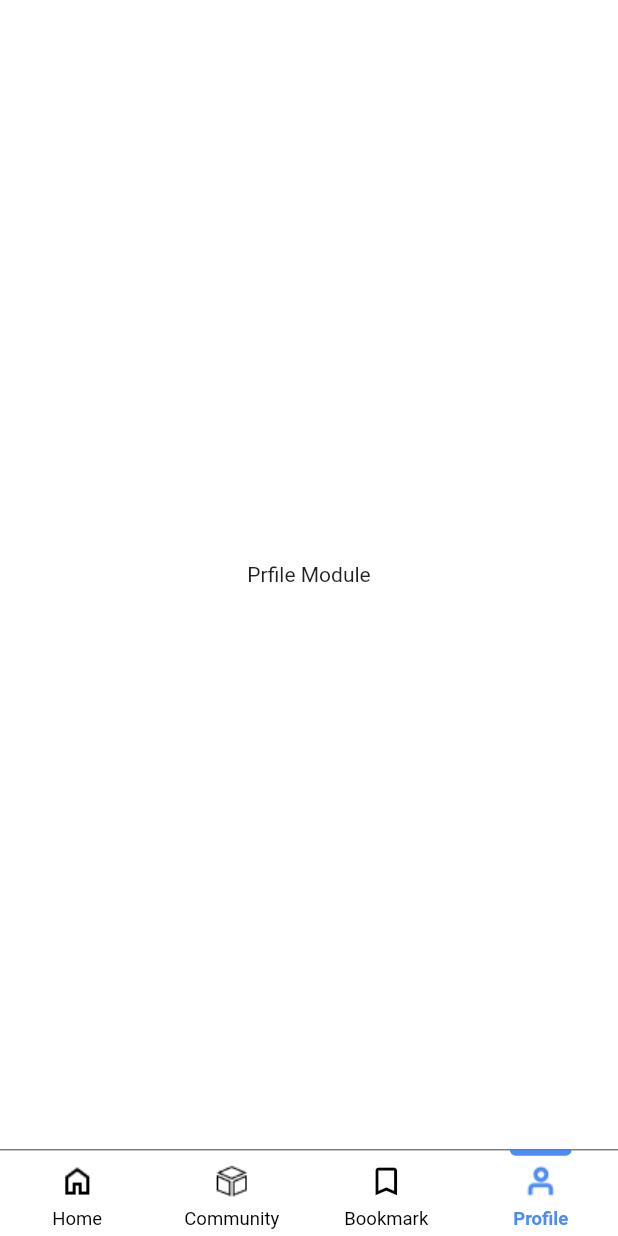
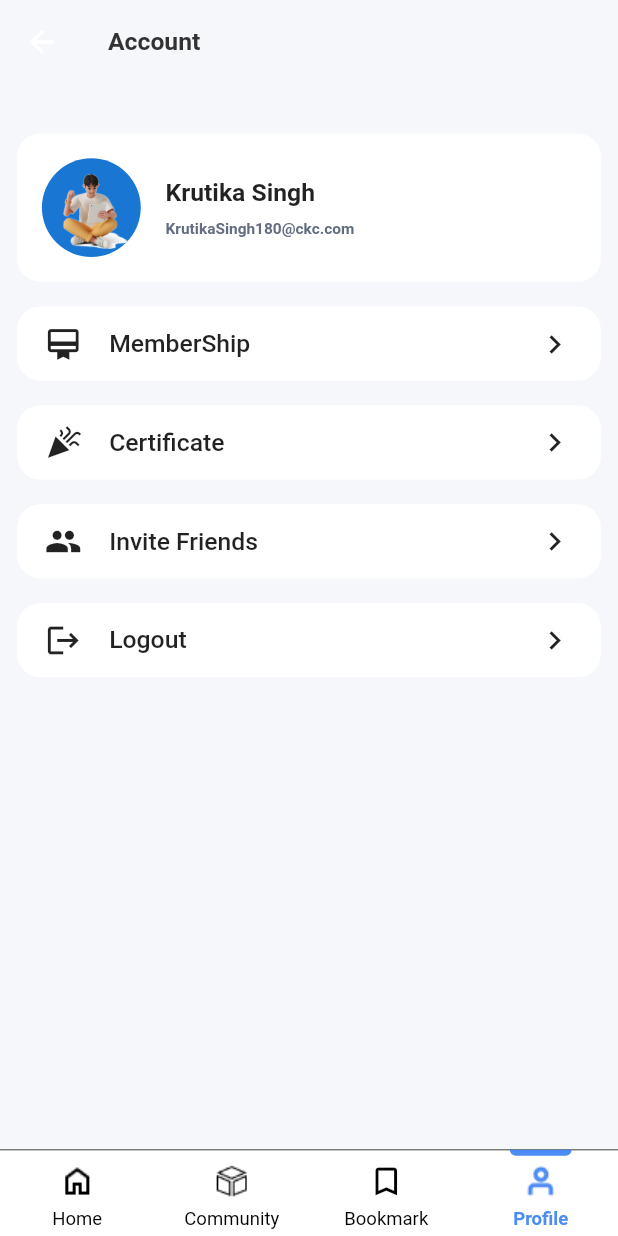
Before and after one commit to prajai1803/cyberking_capitals, a Flutter app: the AppBaseScreen screen opened by its route, item 4 of the bottom bar chosen, on a phone screen of 412 x 824 dp. Run offline on Flutter 3.47's test engine with Material 3 defaults, Android fonts, the phone set to English and light mode, and no system bars; our stand-ins replace firebase_auth, firebase_core, flutter_screenutil, flutter_spinkit, get, get_storage and 1 more; accounts and stored records are empty; Roboto replaces fonts that are missing (PJS).

Commit message:
profile design

```diff
--- a/lib/app/core/colors/app_color.dart
+++ b/lib/app/core/colors/app_color.dart
@@ -8,5 +8,6 @@ class AppColors {
   static const textRed = Color(0xeFF04F5F);
   static const textBlack = Color(0xeF252525);
   static const textBlack2 = Color(0xeF525252);
+  static const textBlack3 = Color(0xeF586377);
   static const textField = Color(0xeF9B9BAF);
 }
--- a/lib/app/modules/authentication/controller.dart
+++ b/lib/app/modules/authentication/controller.dart
@@ -50,7 +50,6 @@ class AuthController extends GetxController {
           await _authRepositry.signInWithGoogle(auth);
 
       if (userCredential != null) {
-        if (userCredential.additionalUserInfo!.isNewUser) {
         UserModel userModel = UserModel(
           email: userCredential.user!.email,
           displayName: userCredential.user!.displayName,
@@ -66,9 +65,8 @@ class AuthController extends GetxController {
           SessionDB().setAuthStatus(true);
           SessionDB().setToken(token);
           StorageProvider().writeUserModel(userModel);
+          Get.back();
           Get.offAndToNamed(AppRoute.appBase);
-          }
-          Get.back();
         }
       }
     } on FirebaseAuthException catch (e) {
--- a/lib/app/modules/profile/view.dart
+++ b/lib/app/modules/profile/view.dart
@@ -1,4 +1,9 @@
+import 'package:cyberking_capitals/app/core/colors/app_color.dart';
+import 'package:cyberking_capitals/app/core/values/images.dart';
 import 'package:flutter/material.dart';
+import 'package:flutter_screenutil/flutter_screenutil.dart';
+import 'widgets/logout.dart';
+import 'widgets/profile_button.dart';
 
 class ProfileScreen extends StatefulWidget {
   const ProfileScreen({super.key});
@@ -10,11 +15,90 @@ class ProfileScreen extends StatefulWidget {
 class _ProfileScreenState extends State<ProfileScreen> {
   @override
   Widget build(BuildContext context) {
-    return const Scaffold(
+    return Scaffold(
+      backgroundColor: const Color(0xeFF5F6FB),
+      appBar: AppBar(
+        title: Text(
+          "Account",
+          style: TextStyle(
+            color: AppColors.textBlack,
+            fontSize: 16.sp,
+            fontWeight: FontWeight.w600,
+          ),
+        ),
+      ),
       body: Center(
           child: Column(
-        mainAxisAlignment: MainAxisAlignment.center,
-        children: const [Text("Prfile Module")],
+        children: [
+          SizedBox(height: 32.h),
+          Container(
+            height: 96.h,
+            width: double.infinity,
+            margin: EdgeInsets.symmetric(horizontal: 10.w),
+            decoration: BoxDecoration(
+                color: Colors.white, borderRadius: BorderRadius.circular(15.r)),
+            child: Row(children: [
+              Padding(
+                padding: EdgeInsets.all(16.r),
+                child: CircleAvatar(
+                  radius: 32.r,
+                  child: Image.asset(AppImages.achievments),
+                ),
+              ),
+              Column(
+                mainAxisAlignment: MainAxisAlignment.center,
+                crossAxisAlignment: CrossAxisAlignment.start,
+                children: [
+                  Text(
+                    "Krutika Singh",
+                    style:
+                        TextStyle(fontSize: 16.sp, fontWeight: FontWeight.w600),
+                  ),
+                  SizedBox(height: 8.h),
+                  Text(
+                    "KrutikaSingh180@ckc.com",
+                    style: TextStyle(
+                        fontWeight: FontWeight.w600,
+                        fontSize: 10.sp,
+                        color: AppColors.textBlack3),
+                  )
+                ],
+              ),
+            ]),
+          ),
+          SizedBox(height: 16.h),
+          ProfileButton(
+            onTap: () {},
+            title: "MemberShip",
+            iconData: Icons.wallet_membership_outlined,
+          ),
+          SizedBox(height: 16.h),
+          ProfileButton(
+            onTap: () {},
+            title: "Certificate",
+            iconData: Icons.celebration,
+          ),
+          SizedBox(height: 16.h),
+          ProfileButton(
+            onTap: () {},
+            title: "Invite Friends",
+            iconData: Icons.group,
+          ),
+          SizedBox(height: 16.h),
+          ProfileButton(
+            onTap: () {
+              showGeneralDialog(
+                context: context,
+                barrierDismissible: false,
+                pageBuilder: (context, animation, secondaryAnimation) {
+                  return const LogoutDialog();
+                },
+              );
+            },
+            title: "Logout",
+            iconData: Icons.logout,
+          ),
+        ],
       )),
     );
   }
--- /dev/null
+++ b/lib/app/modules/profile/widgets/profile_button.dart
@@ -0,0 +1,52 @@
+import 'package:flutter/material.dart';
+import 'package:flutter_screenutil/flutter_screenutil.dart';
+
+class ProfileButton extends StatelessWidget {
+  final IconData? iconData;
+  final String title;
+  final void Function()? onTap;
+  const ProfileButton({
+    super.key,
+    this.iconData = Icons.error,
+    this.title = "N/A",
+    this.onTap,
+  });
+
+  @override
+  Widget build(BuildContext context) {
+    return Container(
+      height: 48.h,
+      margin: EdgeInsets.symmetric(horizontal: 10.w),
+      width: double.infinity,
+      decoration: BoxDecoration(
+        color: Colors.white,
+        borderRadius: BorderRadius.circular(15.r),
+      ),
+      child: InkWell(
+        onTap: onTap,
+        child: Row(
+          mainAxisAlignment: MainAxisAlignment.spaceBetween,
+          children: [
+            Row(
+              children: [
+                Padding(
+                  padding: EdgeInsets.symmetric(horizontal: 16.w),
+                  child: Icon(iconData, size: 24.r),
+                ),
+                Text(
+                  title,
+                  style:
+                      TextStyle(fontSize: 16.sp, fontWeight: FontWeight.w500),
+                ),
+              ],
+            ),
+            Padding(
+              padding: EdgeInsets.symmetric(horizontal: 16.w),
+              child: Icon(Icons.chevron_right_outlined, size: 24.r),
+            )
+          ],
+        ),
+      ),
+    );
+  }
+}
--- a/lib/main.dart
+++ b/lib/main.dart
@@ -25,6 +25,8 @@ class CyberKingCapitals extends StatelessWidget {
           return GetMaterialApp(
             theme: ThemeData(
               useMaterial3: false,
+              appBarTheme:
+                  const AppBarTheme(color: Colors.transparent, elevation: 0),
               scaffoldBackgroundColor: Colors.white,
             ),
             title: 'CYBERKING CAPITALS',
```
Also changed, not shown: lib/app/modules/profile/widgets/logout.dart (added, +96 -0 lines). Lines whose indentation alone changed are shown as unchanged.
